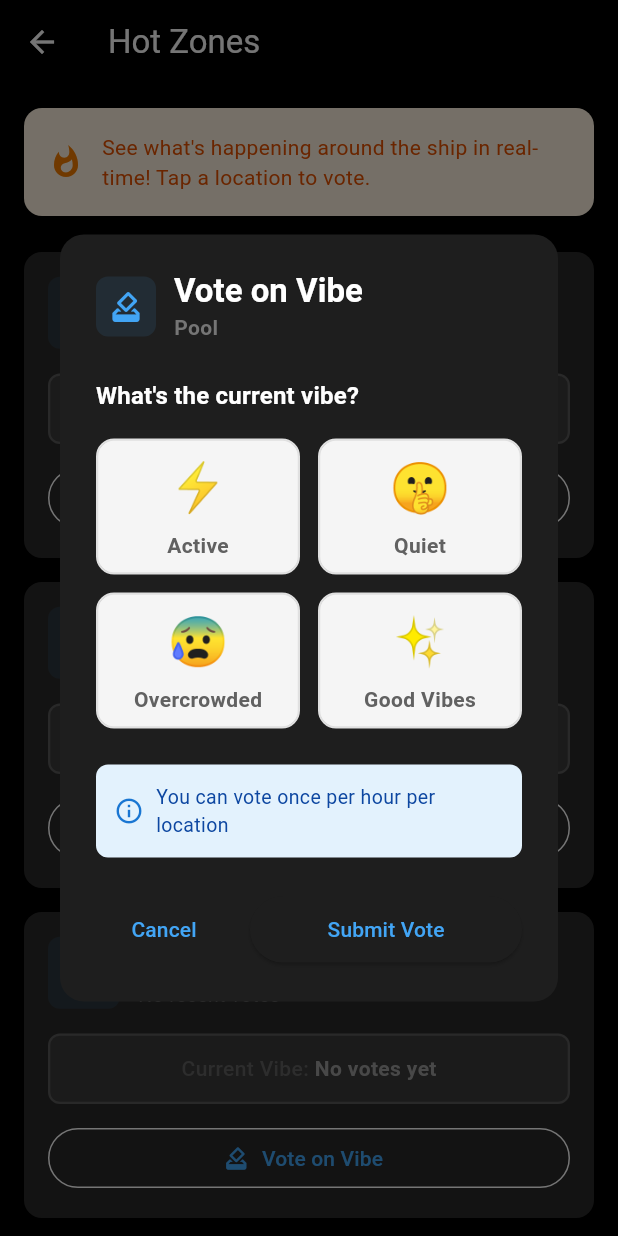
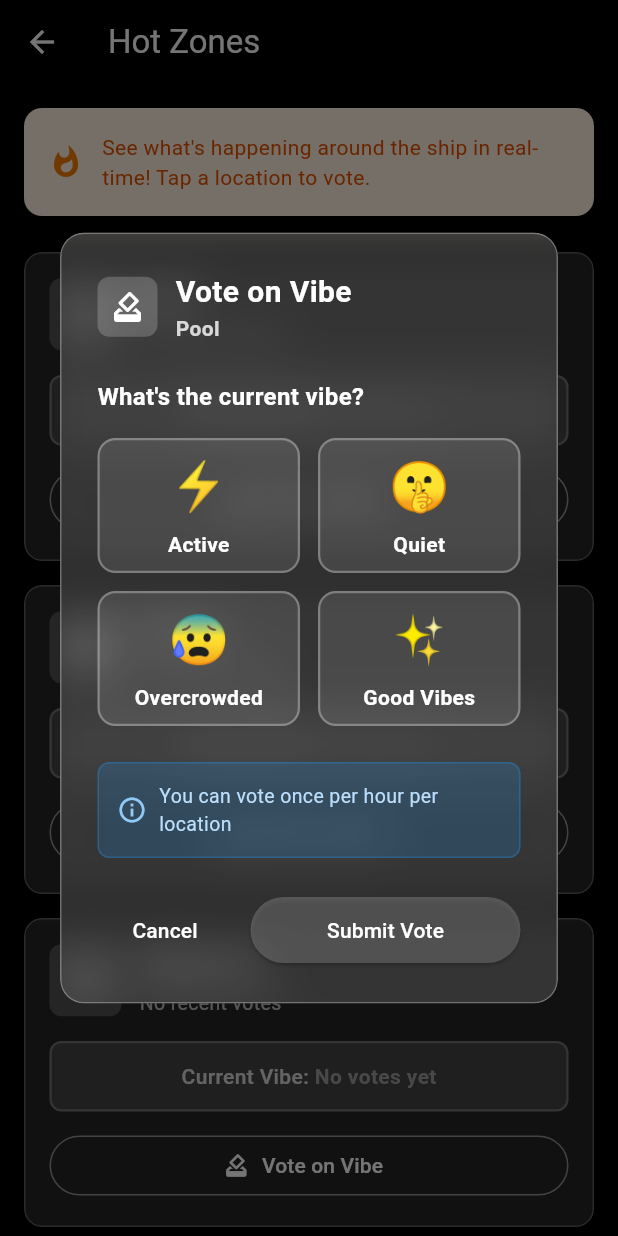
Before and after one commit to HughieMM/Cruise_App, a Flutter app: the HotZonesTab screen opened directly, after a tap on "Pool", on a phone screen of 412 x 824 dp. Run offline on Flutter 3.47's test engine with Material 3 defaults, Android fonts, the phone set to English and light mode, and no system bars; our stand-ins replace cloud_firestore, firebase_auth, firebase_core, firebase_messaging, firebase_storage, flutter_local_notifications and 3 more; accounts and stored records are empty.

Commit message:
Add glassy styling to Hot Zones and Vote dialog, fix empty state text
- Update empty state (No Hangouts) to use black text for visibility
- Add glassmorphism effect to Hot Zones location cards
- Add glassmorphism effect to Vote on Vibe dialog
- Use backdrop blur with transparent white overlays

https://claude.ai/code/session_017nbsGwUar9f2huemtVFgqt

```diff
--- a/driftly/lib/screens/home/tabs/hot_zones_tab.dart
+++ b/driftly/lib/screens/home/tabs/hot_zones_tab.dart
@@ -1,3 +1,4 @@
+import 'dart:ui';
 import 'package:flutter/material.dart';
 import 'package:provider/provider.dart';
 import '../../../providers/auth_provider.dart';
@@ -255,8 +256,18 @@ class _HotZonesContentState extends State<HotZonesContent> {
     final vibeColor = _getVibeColor(dominantVibe);
     final hasVotes = totalVotes > 0;
 
-    return Card(
+    return Container(
       margin: const EdgeInsets.symmetric(horizontal: 16, vertical: 8),
+      child: ClipRRect(
+        borderRadius: BorderRadius.circular(12),
+        child: BackdropFilter(
+          filter: ImageFilter.blur(sigmaX: 10, sigmaY: 10),
+          child: Container(
+            decoration: BoxDecoration(
+              color: Colors.white.withOpacity(0.15),
+              borderRadius: BorderRadius.circular(12),
+              border: Border.all(color: Colors.white.withOpacity(0.25), width: 1),
+            ),
             child: InkWell(
               onTap: () => _showVoteDialog(locationName),
               borderRadius: BorderRadius.circular(12),
@@ -270,12 +281,12 @@ class _HotZonesContentState extends State<HotZonesContent> {
                         Container(
                           padding: const EdgeInsets.all(12),
                           decoration: BoxDecoration(
-                      color: Theme.of(context).colorScheme.primary.withOpacity(0.1),
+                            color: Colors.white.withOpacity(0.2),
                             borderRadius: BorderRadius.circular(8),
                           ),
                           child: Icon(
                             icon,
-                      color: Theme.of(context).colorScheme.primary,
+                            color: Colors.white,
                             size: 24,
                           ),
                         ),
@@ -289,6 +300,7 @@ class _HotZonesContentState extends State<HotZonesContent> {
                                 style: const TextStyle(
                                   fontSize: 18,
                                   fontWeight: FontWeight.w600,
+                                  color: Colors.white,
                                 ),
                               ),
                               const SizedBox(height: 4),
@@ -298,7 +310,7 @@ class _HotZonesContentState extends State<HotZonesContent> {
                                     : 'No recent votes',
                                 style: TextStyle(
                                   fontSize: 13,
-                            color: Colors.grey[600],
+                                  color: Colors.white.withOpacity(0.7),
                                 ),
                               ),
                             ],
@@ -316,9 +328,9 @@ class _HotZonesContentState extends State<HotZonesContent> {
                       width: double.infinity,
                       padding: const EdgeInsets.symmetric(horizontal: 16, vertical: 12),
                       decoration: BoxDecoration(
-                  color: vibeColor.withOpacity(0.15),
+                        color: vibeColor.withOpacity(0.25),
                         border: Border.all(
-                    color: vibeColor.withOpacity(0.3),
+                          color: vibeColor.withOpacity(0.5),
                           width: 1.5,
                         ),
                         borderRadius: BorderRadius.circular(8),
@@ -330,7 +342,7 @@ class _HotZonesContentState extends State<HotZonesContent> {
                             'Current Vibe: ',
                             style: TextStyle(
                               fontSize: 14,
-                        color: Colors.grey[700],
+                              color: Colors.white.withOpacity(0.8),
                               fontWeight: FontWeight.w500,
                             ),
                           ),
@@ -350,6 +362,8 @@ class _HotZonesContentState extends State<HotZonesContent> {
                       onPressed: () => _showVoteDialog(locationName),
                       style: OutlinedButton.styleFrom(
                         minimumSize: const Size(double.infinity, 40),
+                        foregroundColor: Colors.white,
+                        side: BorderSide(color: Colors.white.withOpacity(0.5)),
                       ),
                       icon: const Icon(Icons.how_to_vote, size: 18),
                       label: const Text('Vote on Vibe'),
@@ -358,6 +372,9 @@ class _HotZonesContentState extends State<HotZonesContent> {
                 ),
               ),
             ),
+          ),
+        ),
+      ),
     );
   }
 }
--- a/driftly/lib/screens/hot_zones/vote_dialog.dart
+++ b/driftly/lib/screens/hot_zones/vote_dialog.dart
@@ -1,3 +1,4 @@
+import 'dart:ui';
 import 'package:flutter/material.dart';
 import 'package:provider/provider.dart';
 import '../../providers/auth_provider.dart';
@@ -113,8 +114,17 @@ class _VoteDialogState extends State<VoteDialog> {
   @override
   Widget build(BuildContext context) {
     return Dialog(
-      shape: RoundedRectangleBorder(borderRadius: BorderRadius.circular(16)),
-      child: Padding(
+      backgroundColor: Colors.transparent,
+      child: ClipRRect(
+        borderRadius: BorderRadius.circular(16),
+        child: BackdropFilter(
+          filter: ImageFilter.blur(sigmaX: 15, sigmaY: 15),
+          child: Container(
+            decoration: BoxDecoration(
+              color: Colors.white.withOpacity(0.15),
+              borderRadius: BorderRadius.circular(16),
+              border: Border.all(color: Colors.white.withOpacity(0.3), width: 1),
+            ),
             padding: const EdgeInsets.all(24.0),
             child: Column(
               mainAxisSize: MainAxisSize.min,
@@ -126,12 +136,12 @@ class _VoteDialogState extends State<VoteDialog> {
                     Container(
                       padding: const EdgeInsets.all(8),
                       decoration: BoxDecoration(
-                    color: Theme.of(context).colorScheme.primary.withOpacity(0.1),
+                        color: Colors.white.withOpacity(0.2),
                         borderRadius: BorderRadius.circular(8),
                       ),
-                  child: Icon(
+                      child: const Icon(
                         Icons.how_to_vote,
-                    color: Theme.of(context).colorScheme.primary,
+                        color: Colors.white,
                         size: 24,
                       ),
                     ),
@@ -140,16 +150,18 @@ class _VoteDialogState extends State<VoteDialog> {
                       child: Column(
                         crossAxisAlignment: CrossAxisAlignment.start,
                         children: [
-                      Text(
+                          const Text(
                             'Vote on Vibe',
-                        style: Theme.of(context).textTheme.titleLarge?.copyWith(
+                            style: TextStyle(
+                              fontSize: 20,
                               fontWeight: FontWeight.bold,
+                              color: Colors.white,
                             ),
                           ),
                           Text(
                             widget.location,
-                        style: Theme.of(context).textTheme.bodyMedium?.copyWith(
-                              color: Colors.grey[600],
+                            style: TextStyle(
+                              color: Colors.white.withOpacity(0.8),
                               fontWeight: FontWeight.w600,
                             ),
                           ),
@@ -161,10 +173,12 @@ class _VoteDialogState extends State<VoteDialog> {
                 const SizedBox(height: 24),
 
                 // Vibe Selection
-            Text(
+                const Text(
                   'What\'s the current vibe?',
-              style: Theme.of(context).textTheme.titleMedium?.copyWith(
+                  style: TextStyle(
+                    fontSize: 16,
                     fontWeight: FontWeight.w600,
+                    color: Colors.white,
                   ),
                 ),
                 const SizedBox(height: 16),
@@ -188,12 +202,12 @@ class _VoteDialogState extends State<VoteDialog> {
                       child: Container(
                         decoration: BoxDecoration(
                           color: isSelected
-                          ? (vibe['color'] as Color).withOpacity(0.15)
-                          : Colors.grey[100],
+                              ? (vibe['color'] as Color).withOpacity(0.3)
+                              : Colors.white.withOpacity(0.1),
                           border: Border.all(
                             color: isSelected
                                 ? (vibe['color'] as Color)
-                            : Colors.grey[300]!,
+                                : Colors.white.withOpacity(0.3),
                             width: isSelected ? 2.5 : 1.5,
                           ),
                           borderRadius: BorderRadius.circular(12),
@@ -213,7 +227,7 @@ class _VoteDialogState extends State<VoteDialog> {
                                 fontWeight: isSelected ? FontWeight.w700 : FontWeight.w600,
                                 color: isSelected
                                     ? (vibe['color'] as Color)
-                                : Colors.grey[700],
+                                    : Colors.white,
                               ),
                             ),
                           ],
@@ -228,19 +242,20 @@ class _VoteDialogState extends State<VoteDialog> {
                 Container(
                   padding: const EdgeInsets.all(12),
                   decoration: BoxDecoration(
-                color: Colors.blue[50],
+                    color: Colors.blue.withOpacity(0.2),
                     borderRadius: BorderRadius.circular(8),
+                    border: Border.all(color: Colors.blue.withOpacity(0.3)),
                   ),
                   child: Row(
                     children: [
-                  Icon(Icons.info_outline, color: Colors.blue[700], size: 20),
+                      Icon(Icons.info_outline, color: Colors.blue[200], size: 20),
                       const SizedBox(width: 8),
                       Expanded(
                         child: Text(
                           'You can vote once per hour per location',
                           style: TextStyle(
                             fontSize: 13,
-                        color: Colors.blue[900],
+                            color: Colors.blue[100],
                           ),
                         ),
                       ),
@@ -255,6 +270,9 @@ class _VoteDialogState extends State<VoteDialog> {
                     Expanded(
                       child: TextButton(
                         onPressed: _isSubmitting ? null : () => Navigator.of(context).pop(),
+                        style: TextButton.styleFrom(
+                          foregroundColor: Colors.white,
+                        ),
                         child: const Text('Cancel'),
                       ),
                     ),
@@ -265,12 +283,14 @@ class _VoteDialogState extends State<VoteDialog> {
                         onPressed: _isSubmitting ? null : _submitVote,
                         style: ElevatedButton.styleFrom(
                           padding: const EdgeInsets.symmetric(vertical: 12),
+                          backgroundColor: Colors.white.withOpacity(0.2),
+                          foregroundColor: Colors.white,
                         ),
                         child: _isSubmitting
                             ? const SizedBox(
                                 height: 20,
                                 width: 20,
-                            child: CircularProgressIndicator(strokeWidth: 2),
+                                child: CircularProgressIndicator(strokeWidth: 2, color: Colors.white),
                               )
                             : const Text('Submit Vote'),
                       ),
@@ -280,6 +300,8 @@ class _VoteDialogState extends State<VoteDialog> {
               ],
             ),
           ),
+        ),
+      ),
     );
   }
 }
--- a/driftly/lib/widgets/empty_state.dart
+++ b/driftly/lib/widgets/empty_state.dart
@@ -29,14 +29,14 @@ class EmptyState extends StatelessWidget {
             Icon(
               icon,
               size: 80,
-              color: Colors.grey[400],
+              color: Colors.black54,
             ),
             const SizedBox(height: 24),
             Text(
               title,
               style: Theme.of(context).textTheme.titleLarge?.copyWith(
                     fontWeight: FontWeight.w600,
-                    color: Colors.grey[700],
+                    color: Colors.black87,
                   ),
               textAlign: TextAlign.center,
             ),
@@ -44,7 +44,7 @@ class EmptyState extends StatelessWidget {
             Text(
               message,
               style: Theme.of(context).textTheme.bodyMedium?.copyWith(
-                    color: Colors.grey[600],
+                    color: Colors.black87,
                   ),
               textAlign: TextAlign.center,
             ),
```
Lines whose indentation alone changed are shown as unchanged.
